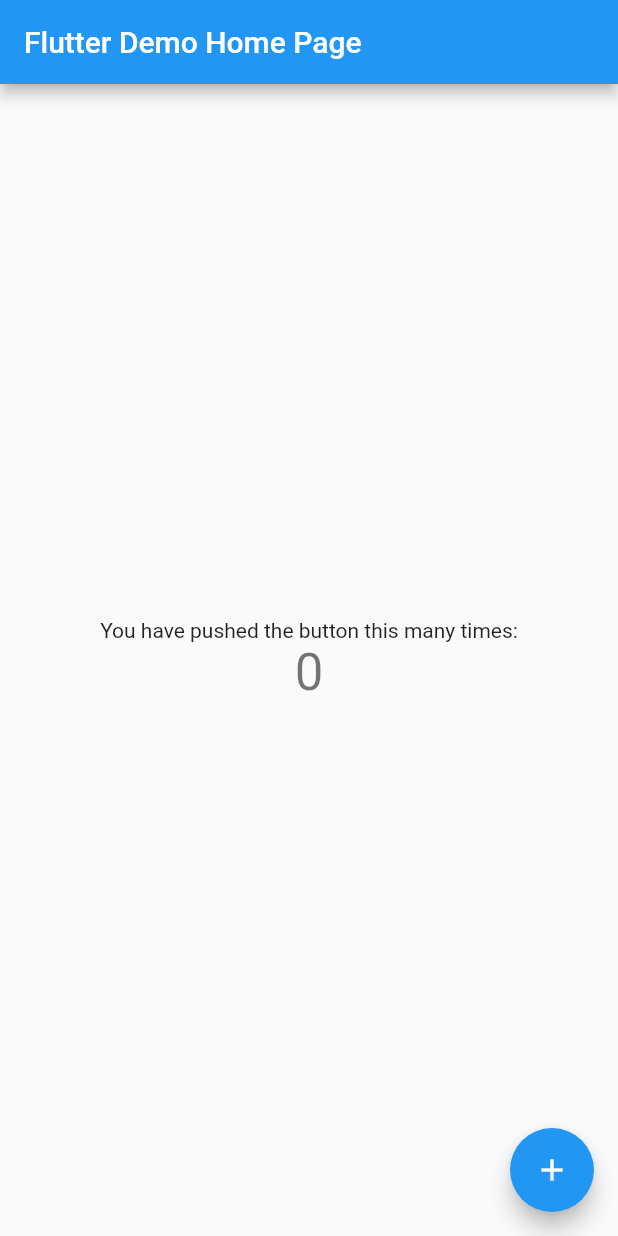
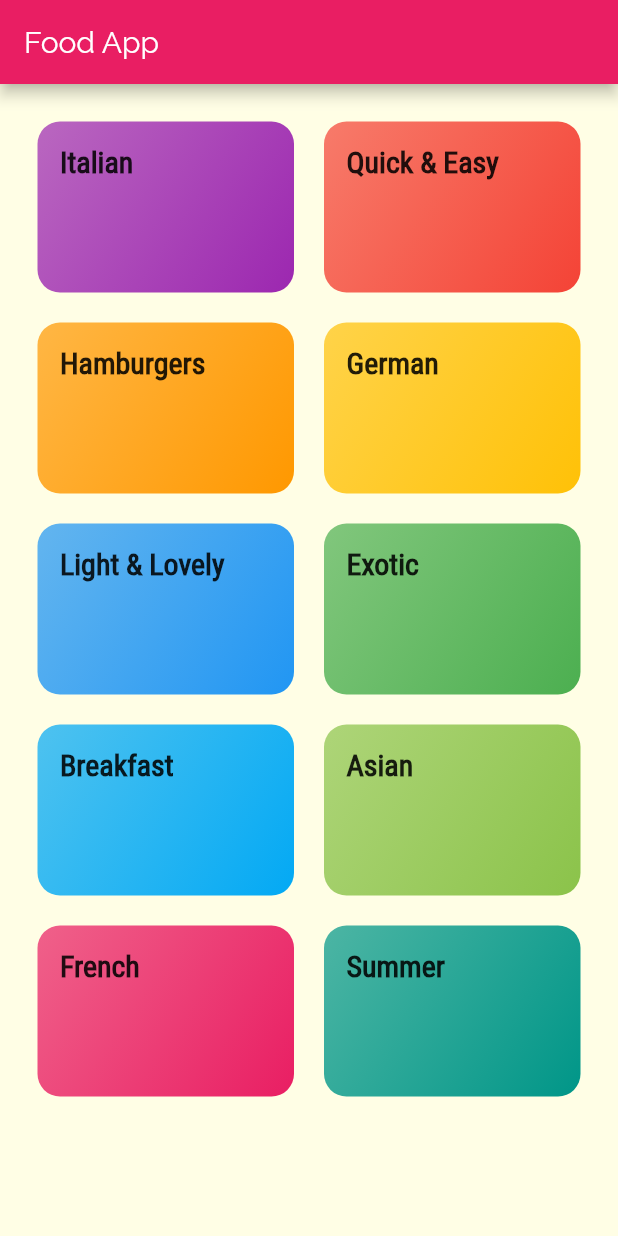
Before and after one commit to MiraculousNightingale/nightingale_flutter_foodapp, a Flutter app: the screen it shows after launch, on a phone screen of 412 x 824 dp. Run offline on Flutter 3.47's test engine with Material 2 defaults, Android fonts, the phone set to English and light mode, and no system bars.

Commit message:
basic stuff, fonts and all that

```diff
--- /dev/null
+++ b/lib/categories_screen.dart
@@ -0,0 +1,28 @@
+import 'package:flutter/material.dart';
+import 'package:nightingale_flutter_foodapp/category_item.dart';
+
+import './dummy_data.dart';
+
+class CategoriesScreen extends StatelessWidget {
+  const CategoriesScreen({Key? key}) : super(key: key);
+
+  @override
+  Widget build(BuildContext context) {
+    return Scaffold(
+      appBar: AppBar(title: const Text('Food App')),
+      body: GridView(
+        padding: const EdgeInsets.all(25),
+        gridDelegate: const SliverGridDelegateWithMaxCrossAxisExtent(
+          maxCrossAxisExtent: 200,
+          childAspectRatio: 3 / 2,
+          crossAxisSpacing: 20,
+          mainAxisSpacing: 20,
+        ),
+        children: DUMMY_CATEGORIES
+            .map((catData) =>
+                CategoryItem(id: catData.id, title: catData.title, color: catData.color))
+            .toList(),
+      ),
+    );
+  }
+}
--- /dev/null
+++ b/lib/category_item.dart
@@ -0,0 +1,47 @@
+import 'package:flutter/material.dart';
+
+import 'category_meals_screen.dart';
+
+class CategoryItem extends StatelessWidget {
+  const CategoryItem({
+    Key? key,
+    required this.id,
+    required this.title,
+    required this.color,
+  }) : super(key: key);
+
+  final String id;
+  final String title;
+  final Color color;
+
+  void _selectCategory(BuildContext context) {
+    Navigator.of(context).pushNamed(
+      CategoryMealsScreen.routeName,
+      arguments: {
+        'id': id,
+        'title': title,
+      },
+    );
+  }
+
+  @override
+  Widget build(BuildContext context) {
+    return InkWell(
+      onTap: () => _selectCategory(context),
+      splashColor: Theme.of(context).primaryColor,
+      borderRadius: BorderRadius.circular(15),
+      child: Container(
+        padding: const EdgeInsets.all(15),
+        decoration: BoxDecoration(
+          gradient: LinearGradient(
+            colors: [color.withOpacity(0.7), color],
+            begin: Alignment.topLeft,
+            end: Alignment.bottomRight,
+          ),
+          borderRadius: BorderRadius.circular(15),
+        ),
+        child: Text(title, style: Theme.of(context).textTheme.titleMedium),
+      ),
+    );
+  }
+}
--- /dev/null
+++ b/lib/category_meals_screen.dart
@@ -0,0 +1,30 @@
+import 'package:flutter/material.dart';
+
+class CategoryMealsScreen extends StatelessWidget {
+  static const String routeName = '/category-meals';
+
+  const CategoryMealsScreen({
+    Key? key,
+  }) : super(key: key);
+
+  // final String categoryId;
+  // final String categoryTitle;
+
+  @override
+  Widget build(BuildContext context) {
+    final routeArgs =
+        ModalRoute.of(context)?.settings.arguments as Map<String, String>;
+    final categoryId = routeArgs['id'] ?? 'null';
+    final categoryTitle = routeArgs['title'] ?? 'null';
+    return Scaffold(
+      appBar: AppBar(
+        title: Text(categoryTitle),
+      ),
+      body: Center(
+        child: Text(
+          'The Recipes For The Category!',
+        ),
+      ),
+    );
+  }
+}
--- /dev/null
+++ b/lib/dummy_data.dart
@@ -0,0 +1,56 @@
+import 'package:flutter/material.dart';
+
+import './models/category.dart';
+
+const DUMMY_CATEGORIES = const [
+  Category(
+    id: 'c1',
+    title: 'Italian',
+    color: Colors.purple,
+  ),
+  Category(
+    id: 'c2',
+    title: 'Quick & Easy',
+    color: Colors.red,
+  ),
+  Category(
+    id: 'c3',
+    title: 'Hamburgers',
+    color: Colors.orange,
+  ),
+  Category(
+    id: 'c4',
+    title: 'German',
+    color: Colors.amber,
+  ),
+  Category(
+    id: 'c5',
+    title: 'Light & Lovely',
+    color: Colors.blue,
+  ),
+  Category(
+    id: 'c6',
+    title: 'Exotic',
+    color: Colors.green,
+  ),
+  Category(
+    id: 'c7',
+    title: 'Breakfast',
+    color: Colors.lightBlue,
+  ),
+  Category(
+    id: 'c8',
+    title: 'Asian',
+    color: Colors.lightGreen,
+  ),
+  Category(
+    id: 'c9',
+    title: 'French',
+    color: Colors.pink,
+  ),
+  Category(
+    id: 'c10',
+    title: 'Summer',
+    color: Colors.teal,
+  ),
+];
--- a/lib/main.dart
+++ b/lib/main.dart
@@ -1,4 +1,6 @@
 import 'package:flutter/material.dart';
+import 'package:nightingale_flutter_foodapp/categories_screen.dart';
+import 'package:nightingale_flutter_foodapp/category_meals_screen.dart';
 
 void main() {
   runApp(const MyApp());
@@ -7,39 +9,43 @@
 class MyApp extends StatelessWidget {
   const MyApp({Key? key}) : super(key: key);
 
-  // This widget is the root of your application.
   @override
   Widget build(BuildContext context) {
     return MaterialApp(
-      title: 'Flutter Demo',
+      title: 'Food App',
       theme: ThemeData(
-        // This is the theme of your application.
-        //
-        // Try running your application with "flutter run". You'll see the
-        // application has a blue toolbar. Then, without quitting the app, try
-        // changing the primarySwatch below to Colors.green and then invoke
-        // "hot reload" (press "r" in the console where you ran "flutter run",
-        // or simply save your changes to "hot reload" in a Flutter IDE).
-        // Notice that the counter didn't reset back to zero; the application
-        // is not restarted.
-        primarySwatch: Colors.blue,
+        primarySwatch: Colors.pink,
+        accentColor: Colors.amber,
+        canvasColor: const Color.fromRGBO(255, 254, 229, 1),
+        fontFamily: 'Raleway',
+        textTheme: ThemeData.light().textTheme.copyWith(
+              bodyLarge: const TextStyle(
+                color: Color.fromRGBO(20, 51, 51, 1),
+              ),
+              bodyMedium: const TextStyle(
+                color: Color.fromRGBO(20, 51, 51, 1),
+              ),
+              titleLarge: const TextStyle(
+                fontFamily: 'Raleway',
+              ),
+              titleMedium: const TextStyle(
+                fontSize: 20,
+                fontFamily: 'RobotoCondensed',
+                fontWeight: FontWeight.bold,
+              ),
+            ),
       ),
-      home: const MyHomePage(title: 'Flutter Demo Home Page'),
+      // home: CategoriesScreen(),
+      routes: {
+        '/': (context) => CategoriesScreen(),
+        CategoryMealsScreen.routeName: (context) => CategoryMealsScreen(),
+      },
     );
   }
 }
 
 class MyHomePage extends StatefulWidget {
   const MyHomePage({Key? key, required this.title}) : super(key: key);
-
-  // This widget is the home page of your application. It is stateful, meaning
-  // that it has a State object (defined below) that contains fields that affect
-  // how it looks.
-
-  // This class is the configuration for the state. It holds the values (in this
-  // case the title) provided by the parent (in this case the App widget) and
-  // used by the build method of the State. Fields in a Widget subclass are
-  // always marked "final".
 
   final String title;
 
@@ -52,64 +58,22 @@
 
   void _incrementCounter() {
     setState(() {
-      // This call to setState tells the Flutter framework that something has
-      // changed in this State, which causes it to rerun the build method below
-      // so that the display can reflect the updated values. If we changed
-      // _counter without calling setState(), then the build method would not be
-      // called again, and so nothing would appear to happen.
       _counter++;
     });
   }
 
   @override
   Widget build(BuildContext context) {
-    // This method is rerun every time setState is called, for instance as done
-    // by the _incrementCounter method above.
-    //
-    // The Flutter framework has been optimized to make rerunning build methods
-    // fast, so that you can just rebuild anything that needs updating rather
-    // than having to individually change instances of widgets.
     return Scaffold(
       appBar: AppBar(
-        // Here we take the value from the MyHomePage object that was created by
-        // the App.build method, and use it to set our appbar title.
         title: Text(widget.title),
       ),
-      body: Center(
-        // Center is a layout widget. It takes a single child and positions it
-        // in the middle of the parent.
-        child: Column(
-          // Column is also a layout widget. It takes a list of children and
-          // arranges them vertically. By default, it sizes itself to fit its
-          // children horizontally, and tries to be as tall as its parent.
-          //
-          // Invoke "debug painting" (press "p" in the console, choose the
-          // "Toggle Debug Paint" action from the Flutter Inspector in Android
-          // Studio, or the "Toggle Debug Paint" command in Visual Studio Code)
-          // to see the wireframe for each widget.
-          //
-          // Column has various properties to control how it sizes itself and
-          // how it positions its children. Here we use mainAxisAlignment to
-          // center the children vertically; the main axis here is the vertical
-          // axis because Columns are vertical (the cross axis would be
-          // horizontal).
-          mainAxisAlignment: MainAxisAlignment.center,
-          children: <Widget>[
-            const Text(
-              'You have pushed the button this many times:',
-            ),
-            Text(
-              '$_counter',
-              style: Theme.of(context).textTheme.headline4,
-            ),
-          ],
-        ),
-      ),
+      body: const Text('Navigation screen'),
       floatingActionButton: FloatingActionButton(
         onPressed: _incrementCounter,
         tooltip: 'Increment',
         child: const Icon(Icons.add),
-      ), // This trailing comma makes auto-formatting nicer for build methods.
+      ),
     );
   }
 }
--- /dev/null
+++ b/lib/models/category.dart
@@ -0,0 +1,10 @@
+import 'package:flutter/foundation.dart';
+import 'package:flutter/material.dart';
+
+class Category{
+  final String id;
+  final String title;
+  final Color color;
+
+  const Category({required this.id, required this.title, required this.color});
+}
```
Also changed, not shown: pubspec.yaml (+17 -6 lines), assets/fonts/Raleway-Black.ttf (added), assets/fonts/Raleway-Bold.ttf (added), assets/fonts/Raleway-Regular.ttf (added), assets/fonts/RobotoCondensed-Bold.ttf (added), assets/fonts/RobotoCondensed-Italic.ttf (added), assets/fonts/RobotoCondensed-Light.ttf (added), assets/fonts/RobotoCondensed-Regular.ttf (added).
